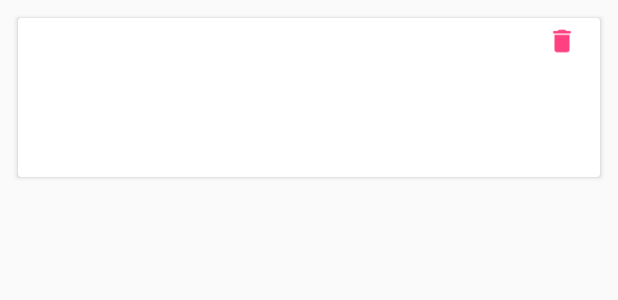
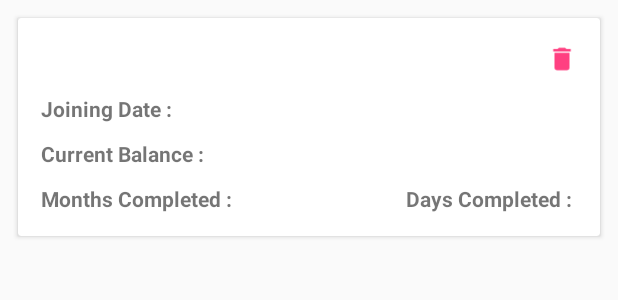
Before and after one commit to SutirthaSaha/EmployeeHolidayManagement, an Android app: the layout card_employee_details.xml on its own in the app's theme, with its tools: preview values and no code run, on a phone screen of 412 x 824 dp. Shown: the top 300 px of the screen. Run offline under Robolectric (Android 15) with nearby library versions, the phone set to English and light mode, and no system bars.

Commit message:
modified 2

```diff
--- a/app/src/main/res/layout/card_employee_details.xml
+++ b/app/src/main/res/layout/card_employee_details.xml
@@ -7,18 +7,19 @@
     <LinearLayout
         android:layout_width="match_parent"
         android:layout_height="wrap_content"
+        android:layout_margin="10dp"
         android:orientation="vertical">
 
         <LinearLayout
             android:layout_width="match_parent"
             android:layout_height="wrap_content"
             android:orientation="horizontal"
-            android:layout_margin="5dp">
+            android:layout_margin="5dp"
+            >
             <TextView
                 android:layout_width="0dp"
                 android:layout_height="wrap_content"
                 android:layout_weight="1"
-                android:layout_margin="5dp"
                 android:layout_gravity="center_vertical"
                 android:textAppearance="@style/Base.TextAppearance.AppCompat.Medium"
                 android:textStyle="bold"
@@ -27,23 +28,91 @@
                 android:layout_width="20dp"
                 android:layout_height="20dp"
                 android:src="@drawable/delete"
-                android:layout_marginRight="10dp"
+                android:layout_gravity="center_vertical"
                 android:tint="@color/colorAccent"
                 android:id="@+id/employeeDeleteBtn"
                 />
         </LinearLayout>
-        <TextView
+        <!--
+        <LinearLayout
             android:layout_width="match_parent"
             android:layout_height="wrap_content"
-            android:textAppearance="@style/Base.TextAppearance.AppCompat.Small"
-            android:layout_margin="5dp"
-            android:id="@+id/dateCardText"/>
-        <TextView
+            android:orientation="horizontal">
+            <TextView
+                android:layout_width="wrap_content"
+                android:layout_height="wrap_content"
+                android:text="Joining Date"
+                android:textStyle="bold"/>
+        </LinearLayout>-->
+        <LinearLayout
             android:layout_width="match_parent"
             android:layout_height="wrap_content"
-            android:textAppearance="@style/Base.TextAppearance.AppCompat.Small"
             android:layout_margin="5dp"
-            android:id="@+id/currBalanceCardText"/>
+            android:orientation="horizontal">
+            <TextView
+                android:layout_width="wrap_content"
+                android:layout_height="wrap_content"
+                android:text="Joining Date : "
+                android:textStyle="bold"/>
+            <TextView
+                android:layout_width="match_parent"
+                android:layout_height="wrap_content"
+                android:textAppearance="@style/Base.TextAppearance.AppCompat.Small"
+                android:id="@+id/dateCardText"/>
+        </LinearLayout>
+        <LinearLayout
+            android:layout_width="match_parent"
+            android:layout_height="wrap_content"
+            android:layout_margin="5dp"
+            android:orientation="horizontal">
+            <TextView
+                android:layout_width="wrap_content"
+                android:layout_height="wrap_content"
+                android:text="Current Balance : "
+                android:textStyle="bold"/>
+            <TextView
+                android:layout_width="match_parent"
+                android:layout_height="wrap_content"
+                android:textAppearance="@style/Base.TextAppearance.AppCompat.Small"
+                android:id="@+id/currBalanceCardText"/>
+        </LinearLayout>
+        <LinearLayout
+            android:layout_width="match_parent"
+            android:layout_height="wrap_content"
+            android:layout_margin="5dp"
+            android:orientation="horizontal">
+            <LinearLayout
+                android:layout_width="0dp"
+                android:layout_weight="1"
+                android:layout_height="wrap_content"
+                android:orientation="horizontal">
+                <TextView
+                    android:layout_width="wrap_content"
+                    android:layout_height="wrap_content"
+                    android:text="Months Completed : "
+                    android:textStyle="bold"/>
+                <TextView
+                    android:layout_width="match_parent"
+                    android:layout_height="wrap_content"
+                    android:textAppearance="@style/Base.TextAppearance.AppCompat.Small"
+                    android:id="@+id/monthsCompletedCardText"/>
+            </LinearLayout>
+            <LinearLayout
+                android:layout_width="wrap_content"
+                android:layout_height="wrap_content"
+                android:orientation="horizontal">
+                <TextView
+                    android:layout_width="wrap_content"
+                    android:layout_height="wrap_content"
+                    android:text="Days Completed : "
+                    android:textStyle="bold"/>
+                <TextView
+                    android:layout_width="match_parent"
+                    android:layout_height="wrap_content"
+                    android:textAppearance="@style/Base.TextAppearance.AppCompat.Small"
+                    android:id="@+id/daysCompletedCardText"/>
+            </LinearLayout>
+        </LinearLayout>
     </LinearLayout>
 
 </android.support.v7.widget.CardView>
```
Also changed, not shown: app/src/main/java/in/nfly/dell/employeeholidaymanagement/MainActivity.java (+46 -21 lines), app/src/main/java/in/nfly/dell/employeeholidaymanagement/User.java (+5 -5 lines).
